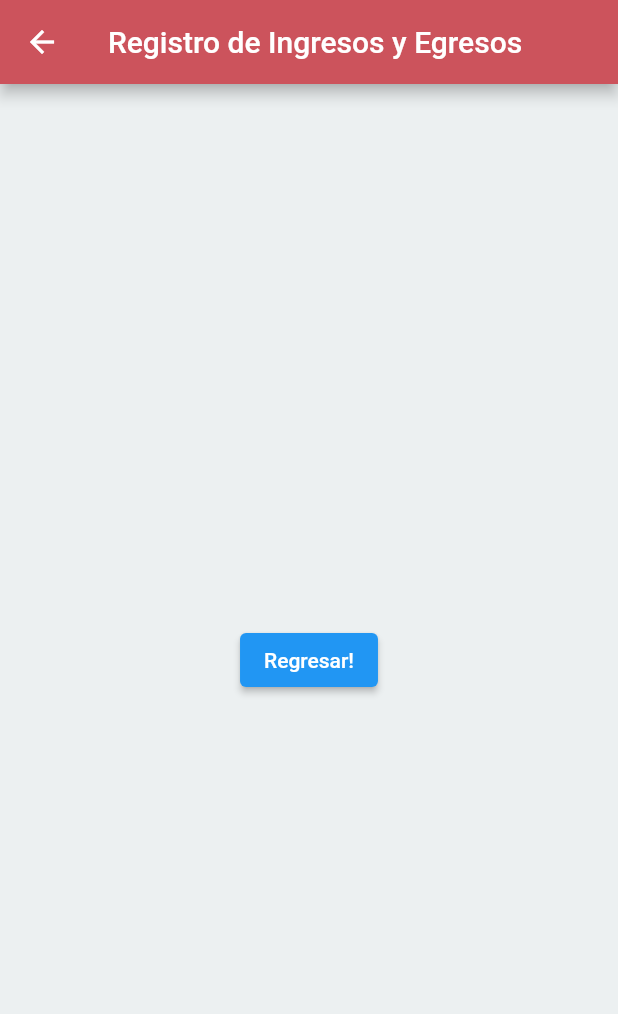
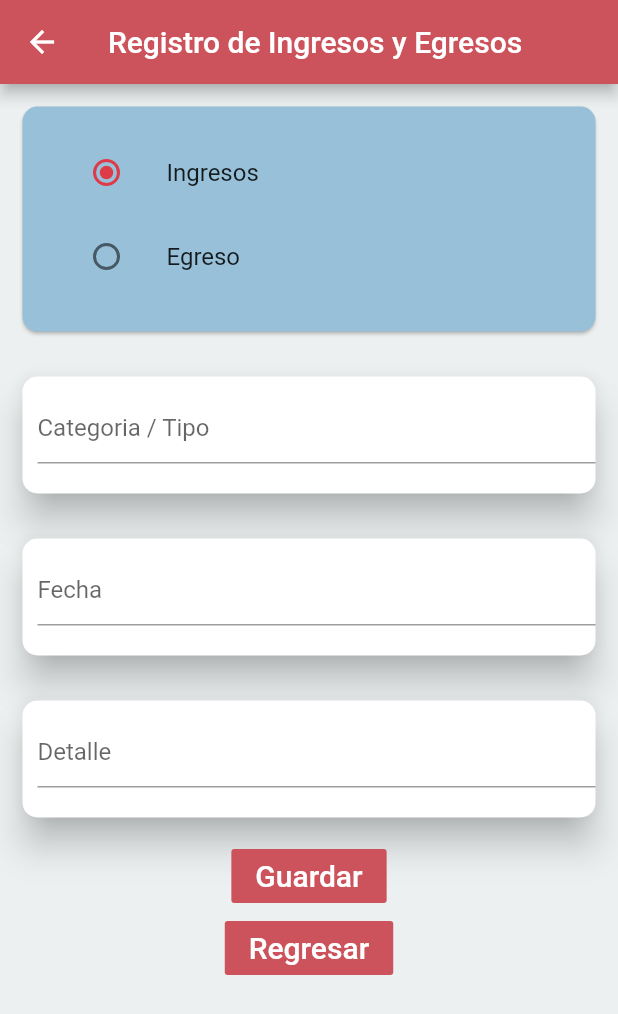
Before and after one commit to CARDONALUIS/AppFinanzasPersonales, a Flutter app: the RegIngYEgrePantalla screen opened directly, on a phone screen of 412 x 824 dp. Shown: the top 1014 px of the screen. Run offline on Flutter 3.47's test engine with Material 2 defaults, Android fonts, the light colour scheme and no system bars; Roboto replaces fonts that are missing (Georgia).

Commit message:
Vistas IngresosYEgresos
Se realizaron las vistas de ingresoEgreso  y Presupuesto

```diff
--- a/appfinanzaspersonales/lib/Presupuesto.dart
+++ b/appfinanzaspersonales/lib/Presupuesto.dart
@@ -8,13 +8,18 @@ class PresupuestosPantalla extends StatelessWidget {
         title: Text("Presupuestos"),
       ),
       body: Center(
-        child: ElevatedButton(
-          onPressed: () {
-            Navigator.pop(context);
-          },
-          child: Text('Regresar!'),
+        child: Container(
+          height: 250.0,
+          width: 290.0,
+          color: Colors.red[200],
+          margin: EdgeInsets.all(15),
+          child: Align(
+            alignment: Alignment.topRight,
+          ),
         ),
       ),
+
     );
+
   }
 }
--- a/appfinanzaspersonales/lib/RegistroIngrYEgre.dart
+++ b/appfinanzaspersonales/lib/RegistroIngrYEgre.dart
@@ -1,20 +1,163 @@
 import 'package:flutter/material.dart';
 
+
+
 class RegIngYEgrePantalla extends StatelessWidget {
+  const RegIngYEgrePantalla({Key key}) : super(key: key);
+
+  static const String _title = 'Registro de Ingresos y Egresos';
   @override
   Widget build(BuildContext context) {
+
     return Scaffold(
       appBar: AppBar(
         title: Text("Registro de Ingresos y Egresos"),
       ),
-      body: Center(
-        child: ElevatedButton(
-          onPressed: () {
-            Navigator.pop(context);
-          },
-          child: Text('Regresar!'),
+      body: Container(
+        child: Column(
+          children: [
+            SizedBox(
+              width: double.infinity,
+              height: 180.0,
+              child: Card(
+                color: Color.fromRGBO(152, 193, 217,1),
+                shape: RoundedRectangleBorder(borderRadius: BorderRadius.circular(10)),
+                margin: EdgeInsets.all(15),
+                child: Padding(
+                  padding: EdgeInsets.all(16.0),
+                child: MyStatefulWidget(),
+                )
+              )
+              // height: 135,
+            ),
+            textCard(),
+            textCard2(),
+            textCard3(),
+        FlatButton(
+          child: Text('Guardar', style: TextStyle(fontSize: 20.0),),
+          color: Color.fromRGBO(204, 83, 92, 1),
+          textColor: Colors.white,
+          onPressed: () {}
+        ),
+          FlatButton(
+            child: Text('Regresar', style: TextStyle(fontSize: 20.0),),
+            color: Color.fromRGBO(204, 83, 92, 1),
+              textColor: Colors.white,
+              onPressed: () {
+                Navigator.pop(context);
+              },
+            ),
+          ],
         ),
       ),
     );
   }
 }
+enum SingingCharacter {ingreso, egreso }
+
+class MyStatefulWidget extends StatefulWidget {
+  const MyStatefulWidget({Key key}) : super(key: key);
+
+  @override
+  State<MyStatefulWidget> createState() => _MyStatefulWidgetState();
+}
+
+class _MyStatefulWidgetState extends State<MyStatefulWidget> {
+  SingingCharacter _character = SingingCharacter.ingreso;
+
+  @override
+  Widget build(BuildContext context) {
+    return Column(
+      children: <Widget>[
+        ListTile(
+          title: const Text('Ingresos'),
+          leading: Radio<SingingCharacter>(
+            value: SingingCharacter.ingreso,
+            groupValue: _character,
+            onChanged: (SingingCharacter value) {
+              setState(() {
+                _character = value;
+              });
+            },
+          ),
+        ),
+        ListTile(
+          title: const Text('Egreso'),
+          leading: Radio<SingingCharacter>(
+            value: SingingCharacter.egreso,
+            groupValue: _character,
+            onChanged: (SingingCharacter value) {
+              setState(() {
+                _character = value;
+              });
+            },
+          ),
+        ),
+      ],
+    );
+  }
+}
+
+
+Card textCard() {
+  return Card(
+    shape: RoundedRectangleBorder(borderRadius: BorderRadius.circular(10)),
+    margin: EdgeInsets.all(15),
+    elevation: 10,
+    child: Column(
+      children: <Widget>[
+        Padding(
+          padding: const EdgeInsets.only(bottom: 20.0, top: 10.0, left: 10.0),
+          child: Center(
+            child: TextField(
+              decoration: InputDecoration(hintText: 'Categoria / Tipo'),
+              //controller: usuarioController,
+            ),
+          ),
+        ),
+      ],
+    ),
+  );
+}
+
+Card textCard2() {
+  return Card(
+    shape: RoundedRectangleBorder(borderRadius: BorderRadius.circular(10)),
+    margin: EdgeInsets.all(15),
+    elevation: 10,
+    child: Column(
+      children: <Widget>[
+        Padding(
+          padding: const EdgeInsets.only(bottom: 20.0, top: 10.0, left: 10.0),
+          child: Center(
+            child: TextField(
+              decoration: InputDecoration(hintText: 'Fecha'),
+              //controller: usuarioController,
+            ),
+          ),
+        ),
+      ],
+    ),
+  );
+}
+
+Card textCard3() {
+  return Card(
+    shape: RoundedRectangleBorder(borderRadius: BorderRadius.circular(10)),
+    margin: EdgeInsets.all(15),
+    elevation: 10,
+    child: Column(
+      children: <Widget>[
+        Padding(
+          padding: const EdgeInsets.only(bottom: 20.0, top: 10.0, left: 10.0),
+          child: Center(
+            child: TextField(
+              decoration: InputDecoration(hintText: 'Detalle'),
+              //controller: usuarioController,
+            ),
+          ),
+        ),
+      ],
+    ),
+  );
+}
--- a/appfinanzaspersonales/lib/main.dart
+++ b/appfinanzaspersonales/lib/main.dart
@@ -10,6 +10,7 @@ void main() {
 }
 
 class MyApp extends StatelessWidget {
+
   @override
   Widget build(BuildContext context) {
     return MaterialApp(
```
